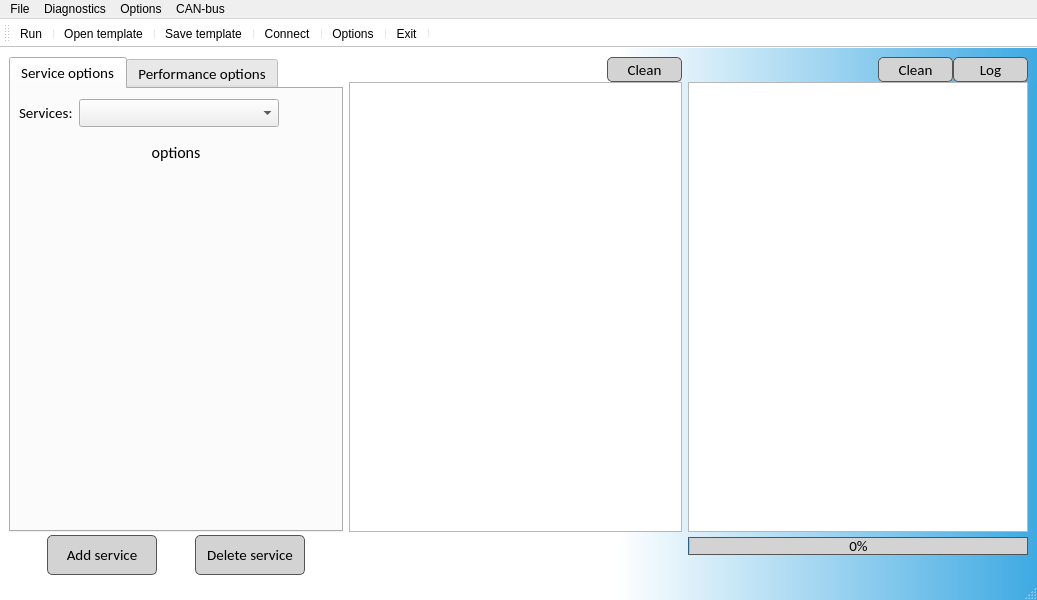
This is mainwindow.ui in Dimkostyanichtov/UdsDiagnosticTool as Qt 5 draws it before an edit. The edited form follows.
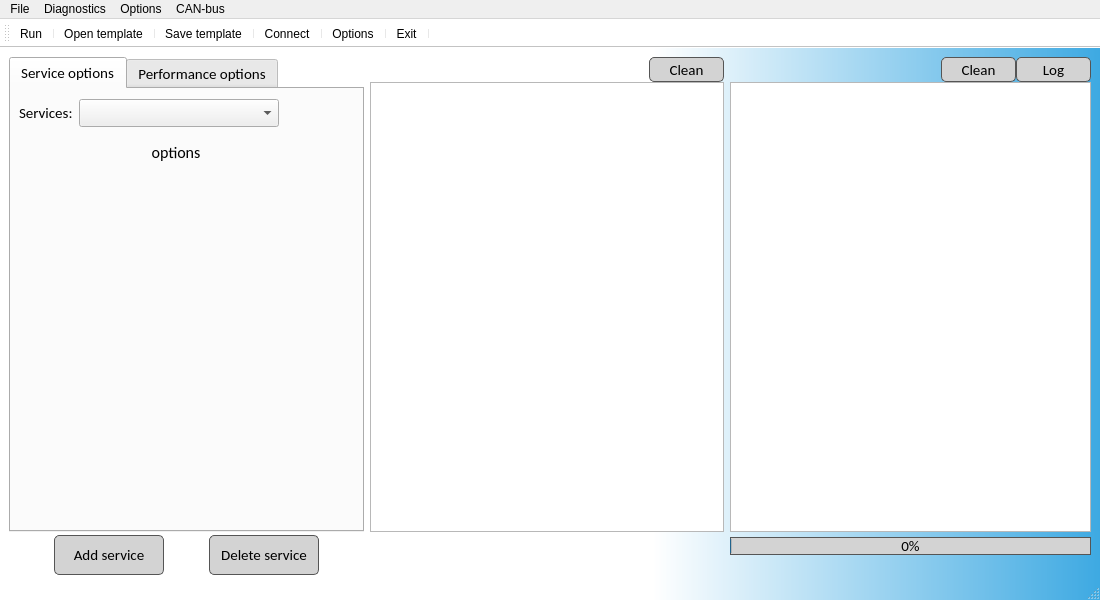
This is the edited form. Icons and pictures are not drawn.

```diff
--- a/mainwindow.ui
+++ b/mainwindow.ui
@@ -6,10 +6,16 @@
    <rect>
     <x>0</x>
     <y>0</y>
-    <width>1037</width>
+    <width>1100</width>
     <height>600</height>
    </rect>
   </property>
+  <property name="minimumSize">
+   <size>
+    <width>500</width>
+    <height>200</height>
+   </size>
+  </property>
   <property name="font">
    <font>
     <family>Calibri</family>
@@ -26,6 +32,9 @@
   <property name="styleSheet">
    <string notr="true">QMainWindow#MainWindow { background-color:  qlineargradient(spread:pad, x1:1, y1:1, x2:0.177, y2:1, stop:0 rgba(61, 169, 226, 255), stop:0.494318 rgba(255, 255, 255, 255)) }</string>
   </property>
+  <property name="tabShape">
+   <enum>QTabWidget::Rounded</enum>
+  </property>
   <widget class="QWidget" name="centralwidget">
    <property name="font">
     <font>
@@ -813,7 +822,7 @@
     <rect>
      <x>0</x>
      <y>0</y>
-     <width>1037</width>
+     <width>1100</width>
      <height>22</height>
     </rect>
    </property>
```
